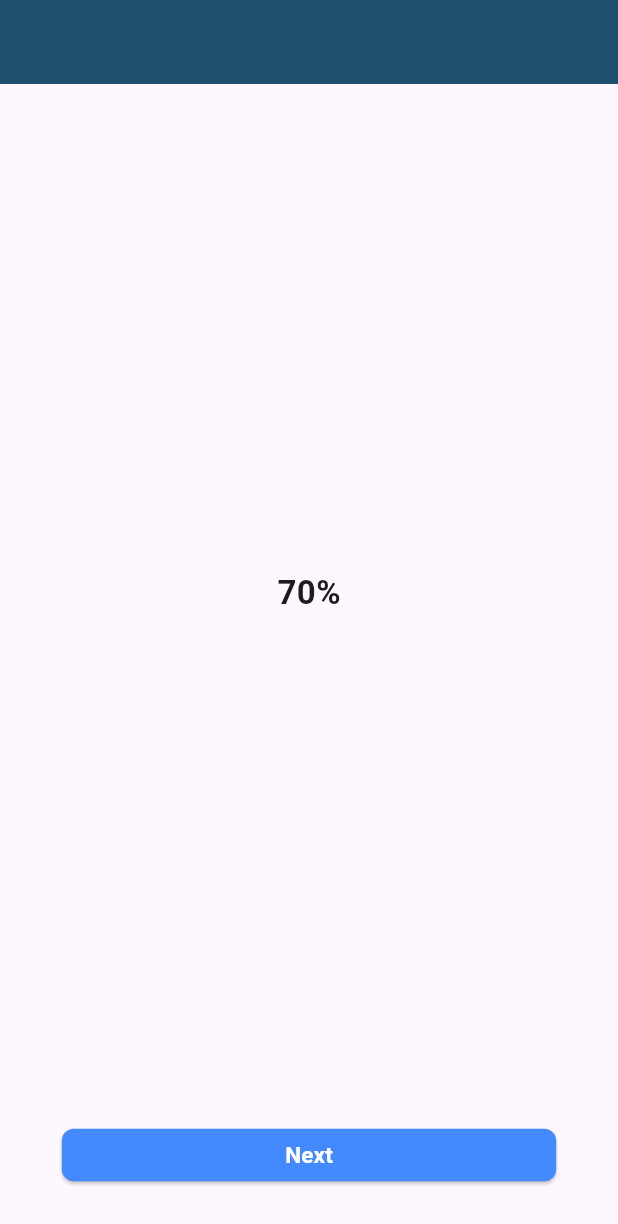
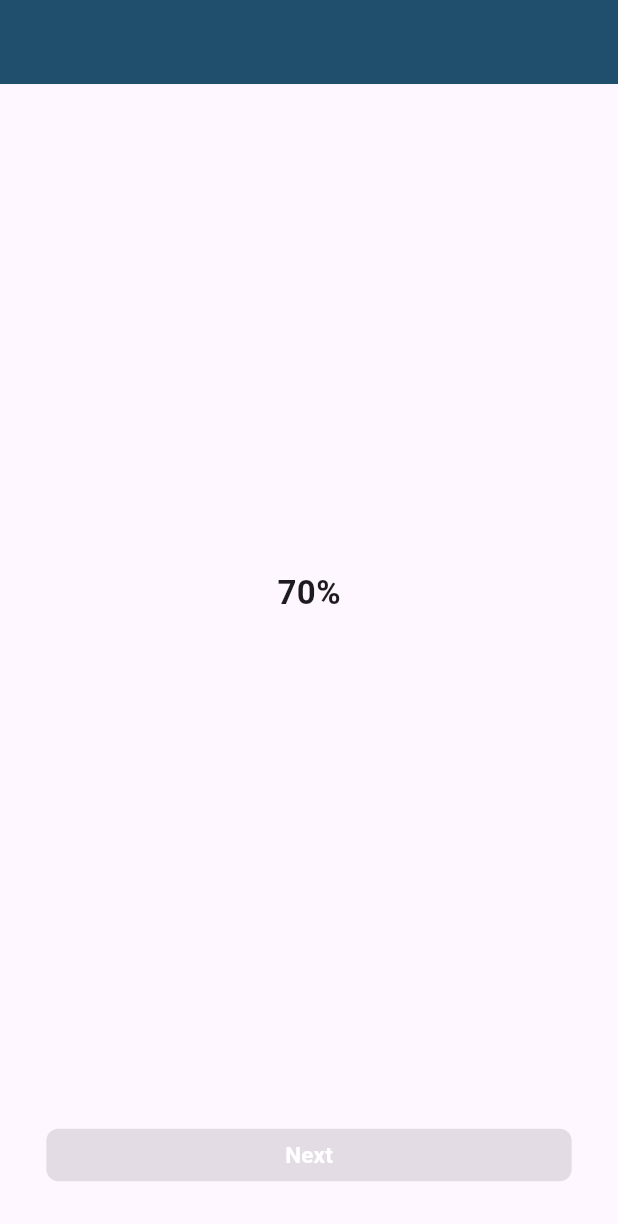
Before and after one commit to kri-eng/abbott-challenge, a Flutter app: the screen it shows after launch, on a phone screen of 412 x 824 dp. Shown: the top 1224 px of the screen. Run offline on Flutter 3.47's test engine with Material 3 defaults, Android fonts, the phone set to English and light mode, and no system bars.

Commit message:
Added button hide/show functionality

```diff
--- a/lib/ui/core/ui/button_widget.dart
+++ b/lib/ui/core/ui/button_widget.dart
@@ -1,14 +1,15 @@
 import 'package:flutter/material.dart';
 
 class ButtonWidget extends StatelessWidget {
-  const ButtonWidget({super.key, required this.buttonText});
+  const ButtonWidget({super.key, required this.buttonText, required this.onClick});
 
   final String buttonText;
+  final void Function()? onClick;
 
   @override
   Widget build(BuildContext context) {
     return ElevatedButton(
-      onPressed: () {},
+      onPressed: onClick,
       style: ElevatedButton.styleFrom(
         minimumSize: Size(0, 0),
         padding: const EdgeInsets.symmetric(
@@ -18,11 +19,11 @@ class ButtonWidget extends StatelessWidget {
           borderRadius: BorderRadius.circular(8),
         ),
         backgroundColor: Colors.blueAccent,
-        foregroundColor: Colors.white,
       ),
       child: Text(
         buttonText,
         style: TextStyle(
+          color: Colors.white,
           fontSize: 15,
           fontWeight: FontWeight.bold
         ),
--- a/lib/ui/heart/widgets/heart_screen.dart
+++ b/lib/ui/heart/widgets/heart_screen.dart
@@ -28,6 +28,10 @@ class _HeartScreenState extends State<HeartScreen> {
     super.dispose();
   }
 
+  void handleNextClick() {}
+
+  void handleClearClick() {}
+
   @override
   Widget build(BuildContext context) {
     return ValueListenableBuilder(
@@ -49,13 +53,19 @@ class _HeartScreenState extends State<HeartScreen> {
                   children: [
                     if (value == 100)
                       SizedBox(
-                        width: MediaQuery.of(context).size.width * 0.8,
-                        child: const ButtonWidget(buttonText: "Clear"),
+                        width: MediaQuery.of(context).size.width * 0.85,
+                        child: ButtonWidget(
+                          buttonText: "Clear",
+                          onClick: handleClearClick,
+                        ),
                       ),
                     const SizedBox(height: 12,),
                     SizedBox(
-                      width: MediaQuery.of(context).size.width * 0.8,
-                      child: const ButtonWidget(buttonText: "Next"),
+                      width: MediaQuery.of(context).size.width * 0.85,
+                      child: ButtonWidget(
+                        buttonText: "Next",
+                        onClick: (value != 100) ? null : handleNextClick,
+                      ),
                     ),
                   ],
                 ),
```
